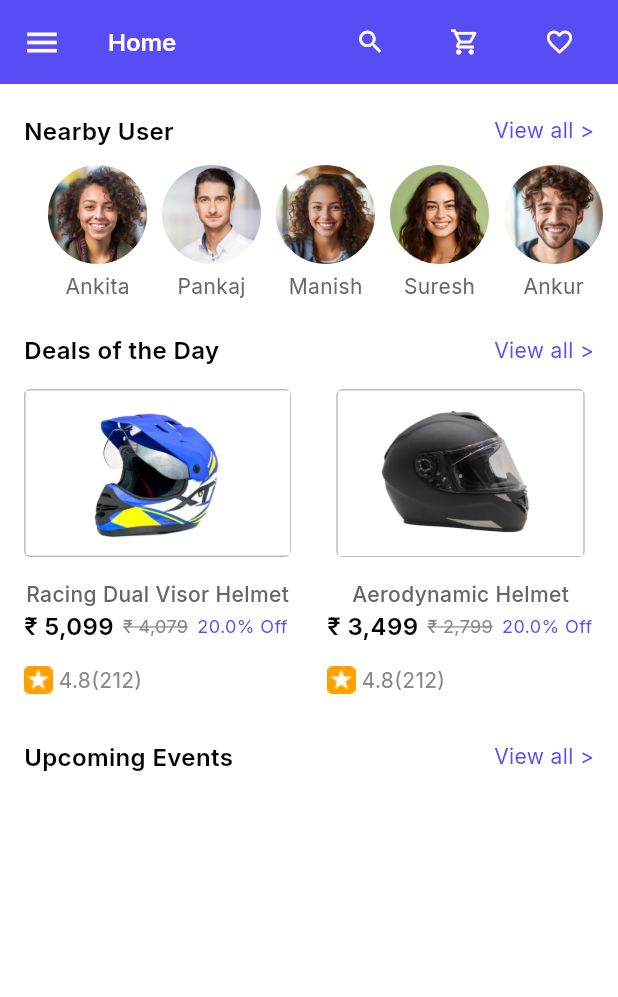
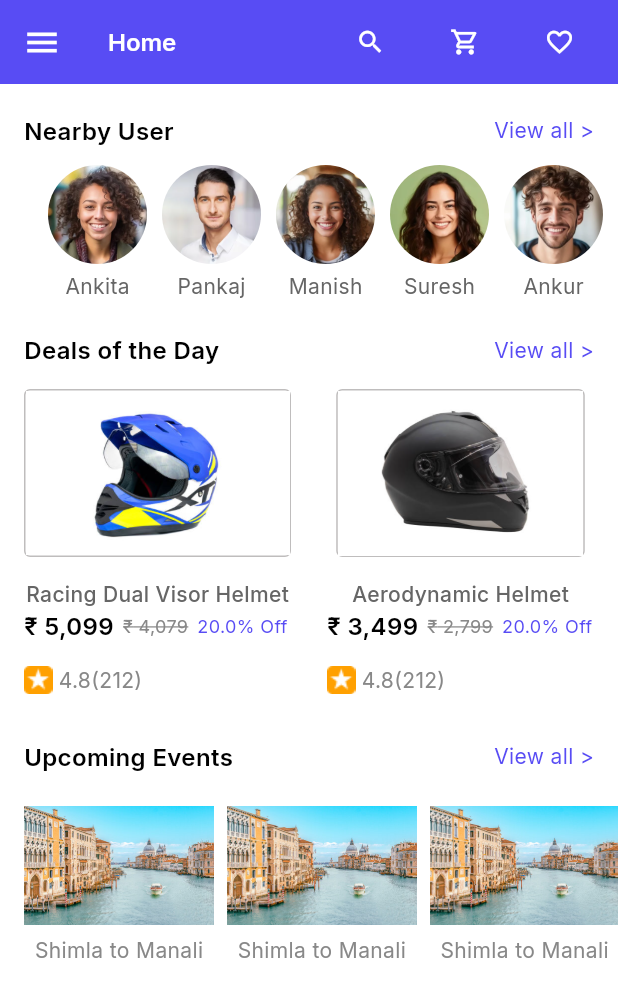
Before and after one commit to theodan11/bike_ride_share, a Flutter app: the screen it shows after launch, on a phone screen of 412 x 824 dp. Shown: the top 997 px of the screen. Run offline on Flutter 3.47's test engine with Material 3 defaults, Android fonts, the light colour scheme and no system bars; our stand-ins replace google_fonts.

Commit message:
upcoming deals

```diff
--- /dev/null
+++ b/lib/core/common/card_with_sname.dart
@@ -0,0 +1,31 @@
+import 'package:bike_ride_ui/core/constant/color_constants.dart';
+import 'package:bike_ride_ui/core/theme/my_inter_font.dart';
+import 'package:flutter/material.dart';
+
+class CardWithTitle extends StatelessWidget {
+  const CardWithTitle({super.key});
+
+  @override
+  Widget build(BuildContext context) {
+    return GestureDetector(
+      onTap: () {},
+      child: Padding(
+        padding: const EdgeInsets.only(right: 8.5),
+        child: Column(
+          children: [
+            Image.asset(
+              'assets/images/up_e_01.png',
+              width: MediaQuery.of(context).size.width / 3 - (32 / 3),
+            ),
+            Text(
+              "Shimla to Manali",
+              style: MyInterFont.interRegular14
+                  .copyWith(height: 2.4, color: ColorConstants.textGray),
+            ),
+          ],
+        ),
+      ),
+    );
+    ;
+  }
+}
--- a/lib/core/common/nearby_users.dart
+++ b/lib/core/common/nearby_users.dart
@@ -29,18 +29,22 @@ class NearbyUsers extends StatelessWidget {
               // print(MediaQuery.of(context).size.width / (82 / 6) - 82);
               return Padding(
                 padding: const EdgeInsets.only(right: 10.0),
+                child: GestureDetector(
+                  onTap: () {
+                    print("clicked on ${user["name"]}");
+                  },
                   child: Column(
                     children: [
                       ClipOval(
                         child: ConstrainedBox(
-                        constraints:
-                            const BoxConstraints(maxHeight: 120, maxWidth: 120),
+                          constraints: const BoxConstraints(
+                              maxHeight: 120, maxWidth: 120),
                           child: Image.asset(
                             user["image"]!,
-                          width:
-                              MediaQuery.of(context).size.width / 5 - (82 / 5),
-                          height:
-                              MediaQuery.of(context).size.width / 5 - (82 / 5),
+                            width: MediaQuery.of(context).size.width / 5 -
+                                (82 / 5),
+                            height: MediaQuery.of(context).size.width / 5 -
+                                (82 / 5),
                             fit: BoxFit.cover,
                           ),
                         ),
@@ -54,6 +58,7 @@ class NearbyUsers extends StatelessWidget {
                       )
                     ],
                   ),
+                ),
               );
             },
           ),
--- a/lib/core/screens/home/home_screen.dart
+++ b/lib/core/screens/home/home_screen.dart
@@ -1,7 +1,9 @@
 import 'package:bike_ride_ui/core/common/card_with_image.dart';
+import 'package:bike_ride_ui/core/common/card_with_sname.dart';
 import 'package:bike_ride_ui/core/common/header_and_view_all.dart';
 import 'package:bike_ride_ui/core/common/my_appbar_icons.dart';
 import 'package:bike_ride_ui/core/common/nearby_users.dart';
+import 'package:bike_ride_ui/core/constant/color_constants.dart';
 import 'package:bike_ride_ui/core/screens/home/widgets/deals_of_day_home.dart';
 import 'package:flutter/material.dart';
 import 'package:bike_ride_ui/core/theme/my_inter_font.dart';
@@ -66,6 +68,20 @@ class HomePage extends StatelessWidget {
                 height: 30,
               ),
               const HeaderAndViewAll(headerTitle: "Upcoming Events"),
+              const SizedBox(
+                height: 22,
+              ),
+              Container(
+                padding: const EdgeInsets.only(left: 16),
+                height: 140,
+                child: ListView.builder(
+                  itemCount: 3,
+                  scrollDirection: Axis.horizontal,
+                  itemBuilder: (context, index) {
+                    return CardWithTitle();
+                  },
+                ),
+              )
             ],
           ),
         ),
```
Also changed, not shown: assets/images/up_e_01.png (renamed from assets/images/5cdffd95a62266855035d47f94479343f7627246.png), assets/images/up_e_02.png (renamed from assets/images/4265efacf47096e12a313b407ef74e48588896ca.png), assets/images/up_e_03.png (renamed from assets/images/06a5f119741e39b351588077516c9c79c086043d.png). Lines whose indentation alone changed are shown as unchanged.
